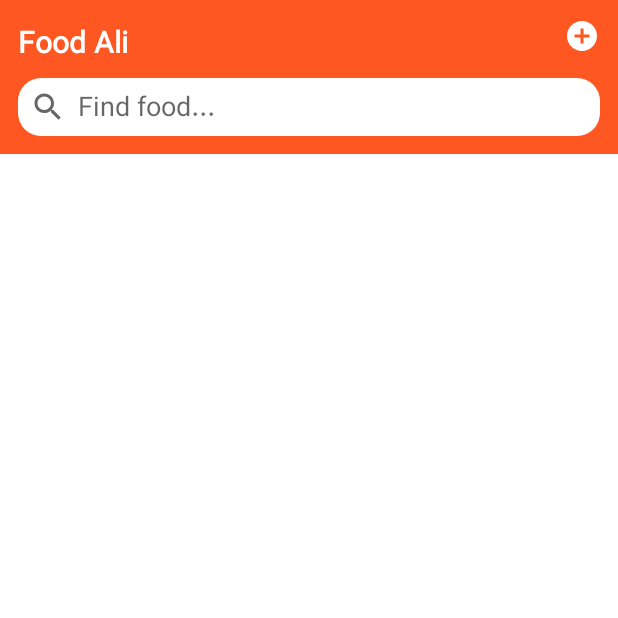
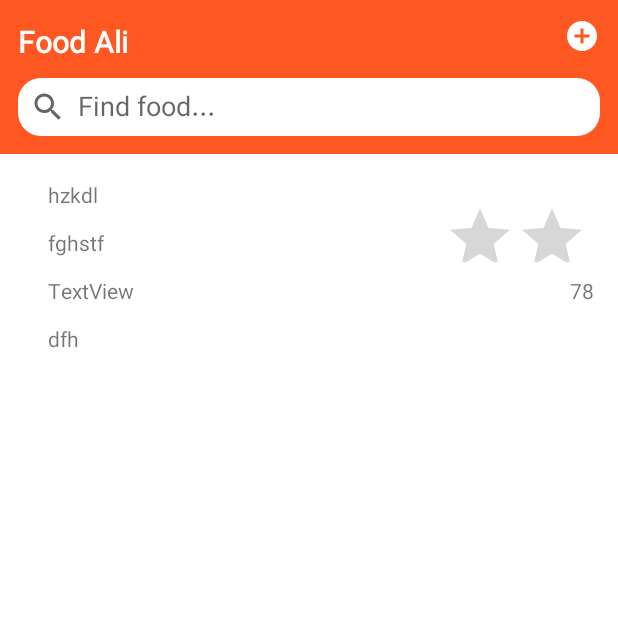
Before and after one commit to alirezabashi98/Food-Ali-Xml, an Android app: the screen it shows after launch (MainActivity), on a phone screen of 412 x 824 dp, the top half of it. Run offline under Robolectric (Android 15) with nearby library versions, the phone set to English and light mode, and no system bars.

Commit message:
add recyclerView & adapter & model food

```diff
--- a/app/build.gradle
+++ b/app/build.gradle
@@ -5,6 +5,10 @@ plugins {
 
 android {
     compileSdk 32
+
+    buildFeatures{
+        viewBinding true
+    }
 
     defaultConfig {
         applicationId "com.alirezabashi98.foodalixml"
--- a/app/src/main/java/com/alirezabashi98/foodalixml/MainActivity.kt
+++ b/app/src/main/java/com/alirezabashi98/foodalixml/MainActivity.kt
@@ -1,11 +1,47 @@
 package com.alirezabashi98.foodalixml
 
+import android.os.Bundle
+import android.widget.Toast
 import androidx.appcompat.app.AppCompatActivity
-import android.os.Bundle
+import androidx.recyclerview.widget.LinearLayoutManager
+import com.alirezabashi98.foodalixml.adapter.FoodAdapter
+import com.alirezabashi98.foodalixml.databinding.ActivityMainBinding
+import com.alirezabashi98.foodalixml.model.FoodModel
 
 class MainActivity : AppCompatActivity() {
+
+    private lateinit var binding: ActivityMainBinding
+
     override fun onCreate(savedInstanceState: Bundle?) {
         super.onCreate(savedInstanceState)
-        setContentView(R.layout.activity_main)
+        binding = ActivityMainBinding.inflate(layoutInflater)
+        setContentView(binding.root)
+
+        addFood()
+        setAdapter()
+
+    }
+
+    private fun addFood() {
+        binding.addFood.setOnClickListener {
+            Toast.makeText(applicationContext, "Add Food", Toast.LENGTH_SHORT).show()
+        }
+    }
+
+    private fun setAdapter() {
+        binding.recyclerListFood.layoutManager = LinearLayoutManager(this)
+        binding.recyclerListFood.adapter = FoodAdapter(
+            listOf(
+                FoodModel(
+                    name = "hzkdl",
+                    imageUrl = "sadgl",
+                    location = "fghstf",
+                    star = 3.5f,
+                    renegeStart = 78,
+                    Price = 78,
+                    arrivingTime = "dfh"
+                )
+            )
+        )
     }
 }
--- /dev/null
+++ b/app/src/main/java/com/alirezabashi98/foodalixml/adapter/FoodAdapter.kt
@@ -0,0 +1,34 @@
+package com.alirezabashi98.foodalixml.adapter
+
+import android.view.LayoutInflater
+import android.view.ViewGroup
+import androidx.recyclerview.widget.RecyclerView
+import com.alirezabashi98.foodalixml.databinding.ItemFoodBinding
+import com.alirezabashi98.foodalixml.model.FoodModel
+
+class FoodAdapter(var data: List<FoodModel>) : RecyclerView.Adapter<FoodAdapter.ViewHolder>() {
+
+    class ViewHolder(private val item: ItemFoodBinding) : RecyclerView.ViewHolder(item.root) {
+        fun setData(food: FoodModel) {
+            item.nameFood.text = food.name
+            item.renegeStartFood.text = food.renegeStart.toString()
+            item.locationFood.text = food.location
+            item.arrivingTimeFood.text = food.arrivingTime
+        }
+    }
+
+    override fun onCreateViewHolder(parent: ViewGroup, viewType: Int): ViewHolder =
+        ViewHolder(
+            ItemFoodBinding.inflate(
+                LayoutInflater.from(parent.context),
+                parent,
+                false
+            )
+        )
+
+    override fun onBindViewHolder(holder: ViewHolder, position: Int) =
+        holder.setData(data[position])
+
+    override fun getItemCount(): Int = data.size
+
+}
--- /dev/null
+++ b/app/src/main/java/com/alirezabashi98/foodalixml/model/FoodModel.kt
@@ -0,0 +1,11 @@
+package com.alirezabashi98.foodalixml.model
+
+data class FoodModel(
+    val name: String,
+    val imageUrl: String,
+    val location: String,
+    val star: Float,
+    val renegeStart: Int,
+    val Price: Int,
+    val arrivingTime: String
+)
--- a/app/src/main/res/layout/activity_main.xml
+++ b/app/src/main/res/layout/activity_main.xml
@@ -7,6 +7,7 @@
     tools:context=".MainActivity">
 
     <LinearLayout
+        android:id="@+id/linearLayout"
         android:layout_width="match_parent"
         android:layout_height="wrap_content"
         android:background="@color/orange500"
@@ -30,6 +31,7 @@
                 android:textStyle="bold" />
 
             <ImageView
+                android:id="@+id/addFood"
                 android:layout_width="wrap_content"
                 android:layout_height="wrap_content"
                 android:layout_gravity="end"
@@ -38,18 +40,27 @@
         </FrameLayout>
 
         <EditText
-            android:layout_marginTop="6dp"
             android:layout_width="match_parent"
             android:layout_height="wrap_content"
+            android:layout_marginTop="6dp"
             android:background="@drawable/circle_background_white"
             android:drawableLeft="@drawable/ic_baseline_search_24"
+            android:drawablePadding="8dp"
             android:hint="Find food..."
+            android:maxLines="1"
             android:paddingHorizontal="8dp"
             android:paddingTop="4dp"
-            android:paddingBottom="4dp"
-            android:maxLines="1"
-            android:drawablePadding="8dp"/>
+            android:paddingBottom="4dp" />
 
     </LinearLayout>
 
+    <androidx.recyclerview.widget.RecyclerView
+        android:id="@+id/recyclerListFood"
+        android:layout_width="0dp"
+        android:layout_height="0dp"
+        app:layout_constraintBottom_toBottomOf="parent"
+        app:layout_constraintEnd_toEndOf="parent"
+        app:layout_constraintStart_toStartOf="parent"
+        app:layout_constraintTop_toBottomOf="@+id/linearLayout" />
+
 </androidx.constraintlayout.widget.ConstraintLayout>
--- /dev/null
+++ b/app/src/main/res/layout/item_food.xml
@@ -0,0 +1,77 @@
+<?xml version="1.0" encoding="utf-8"?>
+<androidx.constraintlayout.widget.ConstraintLayout xmlns:android="http://schemas.android.com/apk/res/android"
+    xmlns:app="http://schemas.android.com/apk/res-auto"
+    xmlns:tools="http://schemas.android.com/tools"
+    android:layout_width="match_parent"
+    android:layout_height="match_parent">
+
+    <ImageView
+        android:id="@+id/imageFood"
+        android:layout_width="wrap_content"
+        android:layout_height="wrap_content"
+        android:layout_marginStart="16dp"
+        android:layout_marginTop="16dp"
+        app:layout_constraintStart_toStartOf="parent"
+        app:layout_constraintTop_toTopOf="parent"
+        tools:srcCompat="@tools:sample/avatars" />
+
+    <TextView
+        android:id="@+id/nameFood"
+        android:layout_width="wrap_content"
+        android:layout_height="wrap_content"
+        android:layout_marginStart="16dp"
+        android:layout_marginTop="16dp"
+        android:text="TextView"
+        app:layout_constraintStart_toEndOf="@+id/imageFood"
+        app:layout_constraintTop_toTopOf="parent" />
+
+    <TextView
+        android:id="@+id/locationFood"
+        android:layout_width="wrap_content"
+        android:layout_height="wrap_content"
+        android:layout_marginStart="16dp"
+        android:layout_marginTop="8dp"
+        android:text="TextView"
+        app:layout_constraintStart_toEndOf="@+id/imageFood"
+        app:layout_constraintTop_toBottomOf="@+id/nameFood" />
+
+    <TextView
+        android:id="@+id/priceFood"
+        android:layout_width="wrap_content"
+        android:layout_height="wrap_content"
+        android:layout_marginStart="16dp"
+        android:layout_marginTop="8dp"
+        android:text="TextView"
+        app:layout_constraintStart_toEndOf="@+id/imageFood"
+        app:layout_constraintTop_toBottomOf="@+id/locationFood" />
+
+    <TextView
+        android:id="@+id/arrivingTimeFood"
+        android:layout_width="wrap_content"
+        android:layout_height="wrap_content"
+        android:layout_marginStart="16dp"
+        android:layout_marginTop="8dp"
+        android:text="TextView"
+        app:layout_constraintStart_toEndOf="@+id/imageFood"
+        app:layout_constraintTop_toBottomOf="@+id/priceFood" />
+
+    <RatingBar
+        android:id="@+id/startFood"
+        android:layout_width="100dp"
+        android:layout_height="40dp"
+        android:layout_marginTop="32dp"
+        android:layout_marginEnd="16dp"
+        android:max="5"
+        app:layout_constraintEnd_toEndOf="parent"
+        app:layout_constraintTop_toTopOf="parent" />
+
+    <TextView
+        android:id="@+id/renegeStartFood"
+        android:layout_width="wrap_content"
+        android:layout_height="wrap_content"
+        android:layout_marginTop="8dp"
+        android:layout_marginEnd="16dp"
+        android:text="TextView"
+        app:layout_constraintEnd_toEndOf="parent"
+        app:layout_constraintTop_toBottomOf="@+id/startFood" />
+</androidx.constraintlayout.widget.ConstraintLayout>
```
